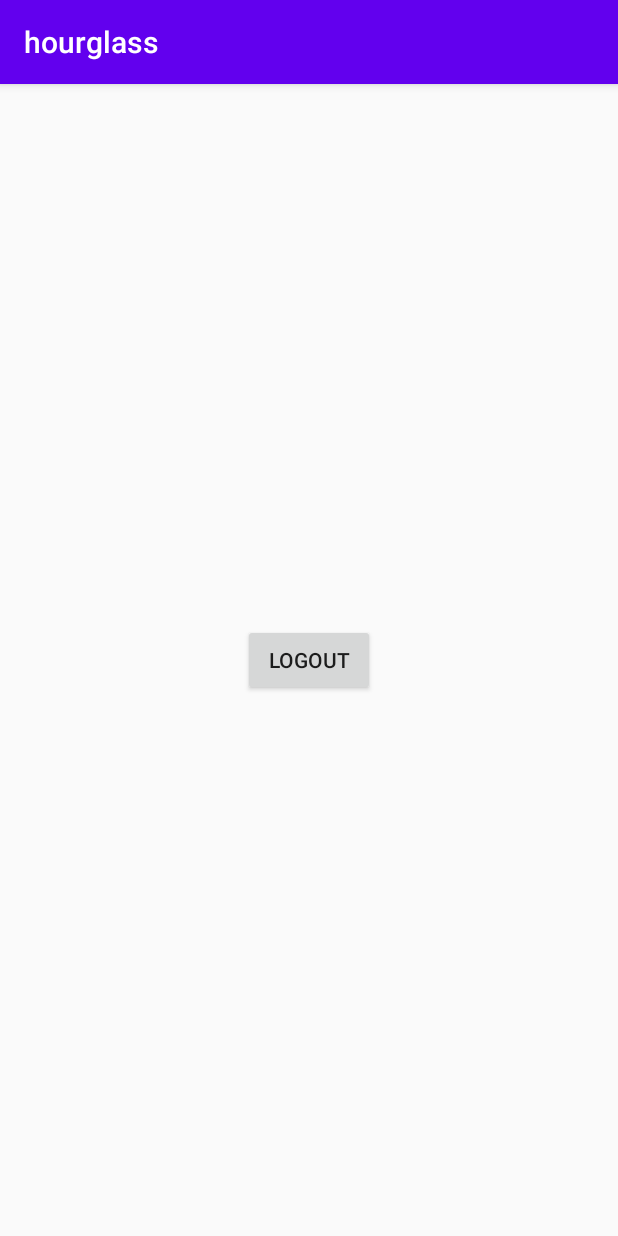
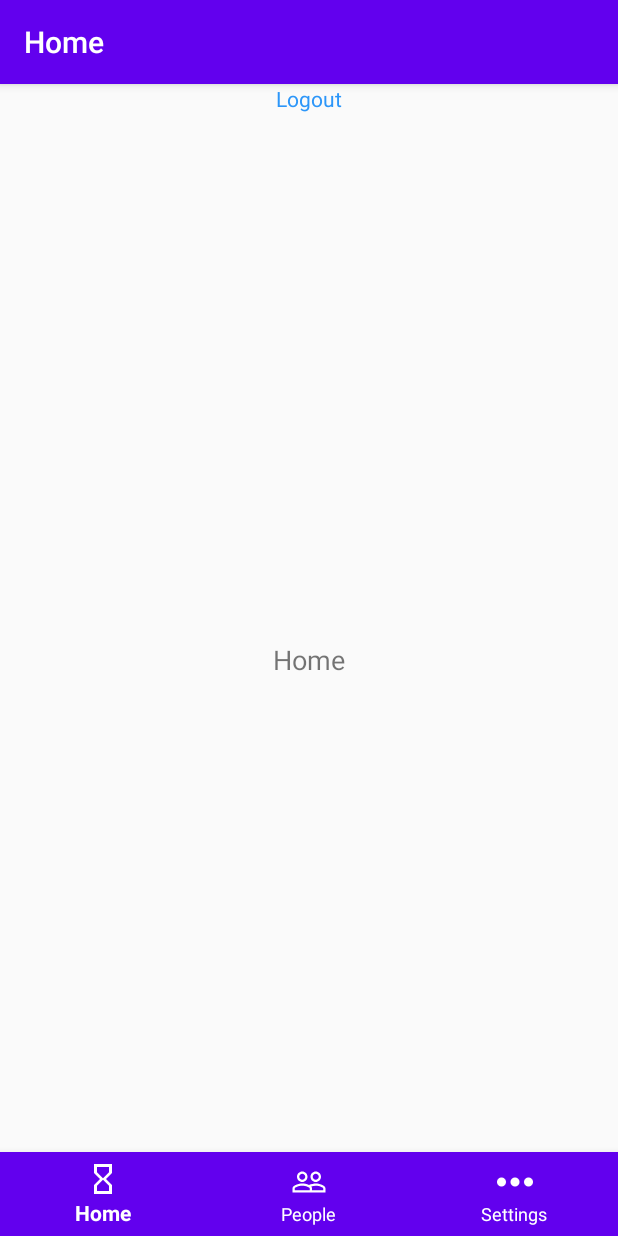
Before and after one commit to Rabbitg/hourglass, an Android app: the screen it shows after launch once a user with an empty profile is signed in (MainActivity), on a phone screen of 412 x 824 dp. Run offline under Robolectric (Android 15) with nearby library versions, the phone set to English and light mode, and no system bars; our stand-ins replace Firebase (no records; nobody signed in at launch, a user with empty details on screens opened directly).

Commit message:
Bottom NavigationView

```diff
--- a/app/build.gradle
+++ b/app/build.gradle
@@ -33,6 +33,7 @@ dependencies {
     implementation 'androidx.core:core-ktx:1.2.0'
     implementation 'androidx.constraintlayout:constraintlayout:1.1.3'
     implementation 'com.google.firebase:firebase-firestore:21.4.2'
+    implementation 'androidx.legacy:legacy-support-v4:1.0.0'
     testImplementation 'junit:junit:4.12'
     androidTestImplementation 'androidx.test.ext:junit:1.1.1'
     androidTestImplementation 'androidx.test.espresso:espresso-core:3.2.0'
@@ -49,5 +50,8 @@ dependencies {
     // circleimageview !-For profile -! **2020-04-01**
     implementation 'de.hdodenhof:circleimageview:3.1.0'
 
+    // material design !-For bottom navigation -! ** 2020-04-02**
+    implementation 'com.google.android.material:material:1.2.0-alpha05'
+
 
 }
--- a/app/src/main/java/com/timeattack/hourglass/MainActivity.kt
+++ b/app/src/main/java/com/timeattack/hourglass/MainActivity.kt
@@ -2,6 +2,7 @@ package com.timeattack.hourglass
 
 import androidx.appcompat.app.AppCompatActivity
 import android.os.Bundle
+import androidx.fragment.app.Fragment
 import com.google.firebase.auth.FirebaseAuth
 import kotlinx.android.synthetic.main.activity_login.*
 import kotlinx.android.synthetic.main.activity_main.*
@@ -15,15 +16,50 @@ class MainActivity : AppCompatActivity() {
     override fun onCreate(savedInstanceState: Bundle?) {
         super.onCreate(savedInstanceState)
         setContentView(R.layout.activity_main)
-
+        // Firebase
         auth = FirebaseAuth.getInstance()
 
+        // 하단메뉴바
+        title = resources.getString(R.string.home)
+        loadFragment(HomeFragment())
+
+        navigationView.setOnNavigationItemSelectedListener {
+            when(it.itemId){
+                R.id.navigation_home-> {
+                    title=resources.getString(R.string.home)
+                    loadFragment(HomeFragment())
+                    return@setOnNavigationItemSelectedListener true
+                }
+
+                R.id.navigation_people-> {
+                    title=resources.getString(R.string.people)
+                    loadFragment(PeopleFragment())
+                    return@setOnNavigationItemSelectedListener true
+                }
+
+                R.id.navigation_view-> {
+                    title=resources.getString(R.string.settings)
+                    loadFragment(SettingsFragment())
+                    return@setOnNavigationItemSelectedListener true
+                }
+
+            }
+            false
+        }
         // 로그아웃
         bt_logout.setOnClickListener {
             auth.signOut()
             finish()
         }
 
+    }
 
+
+    private fun loadFragment(fragment: Fragment) {
+        // load fragment
+        val transaction = supportFragmentManager.beginTransaction()
+        transaction.replace(R.id.container, fragment)
+        transaction.addToBackStack(null)
+        transaction.commit()
     }
 }
--- a/app/src/main/res/layout/activity_main.xml
+++ b/app/src/main/res/layout/activity_main.xml
@@ -4,16 +4,34 @@
     xmlns:tools="http://schemas.android.com/tools"
     android:layout_width="match_parent"
     android:layout_height="match_parent"
-    tools:context=".MainActivity">
+    tools:context=".MainActivity"
+    >
+    <FrameLayout
+        android:layout_width="match_parent"
+        android:layout_height="match_parent"
+        android:id="@+id/container"
+        >
+        <!-- Main content -->
+        <com.google.android.material.bottomnavigation.BottomNavigationView
+            android:id="@+id/navigationView"
+            android:layout_width="match_parent"
+            android:layout_height="wrap_content"
+            android:layout_gravity="bottom"
+            android:background="@color/colorPrimary"
+            app:itemIconTint="@color/white"
+            app:itemTextColor="@color/white"
+            app:menu="@menu/bottom_navigation_menu"
+            />
+    </FrameLayout>
 
-    <Button
+    <TextView
         android:id="@+id/bt_logout"
         android:layout_width="wrap_content"
         android:layout_height="wrap_content"
-        android:text="Logout"
-        app:layout_constraintBottom_toBottomOf="parent"
-        app:layout_constraintLeft_toLeftOf="parent"
-        app:layout_constraintRight_toRightOf="parent"
-        app:layout_constraintTop_toTopOf="parent" />
+        android:text="@string/logout"
+        android:textColor="@color/colorBlue"
+        app:layout_constraintEnd_toEndOf="parent"
+        app:layout_constraintStart_toStartOf="@+id/container"
+        app:layout_constraintTop_toTopOf="@+id/container" />
 
 </androidx.constraintlayout.widget.ConstraintLayout>
--- a/app/src/main/res/layout/fragment_home.xml
+++ b/app/src/main/res/layout/fragment_home.xml
@@ -1,14 +1,18 @@
 <?xml version="1.0" encoding="utf-8"?>
-<FrameLayout xmlns:android="http://schemas.android.com/apk/res/android"
+<RelativeLayout
+    xmlns:android="http://schemas.android.com/apk/res/android"
     xmlns:tools="http://schemas.android.com/tools"
     android:layout_width="match_parent"
     android:layout_height="match_parent"
     tools:context=".HomeFragment">
 
     <!-- TODO: Update blank fragment layout -->
-    <TextView
-        android:layout_width="match_parent"
-        android:layout_height="match_parent"
-        android:text="@string/hello_blank_fragment" />
 
-</FrameLayout>
+    <TextView android:layout_width="match_parent"
+        android:layout_centerInParent="true"
+        android:textAlignment="center"
+        android:textSize="18sp"
+        android:text="@string/home"
+        android:layout_height="wrap_content"/>
+
+</RelativeLayout>
--- a/app/src/main/res/menu/bottom_navigation_menu.xml
+++ b/app/src/main/res/menu/bottom_navigation_menu.xml
@@ -1,4 +1,19 @@
 <?xml version="1.0" encoding="utf-8"?>
 <menu xmlns:android="http://schemas.android.com/apk/res/android">
 
+    <item
+        android:id="@+id/navigation_home"
+        android:icon="@drawable/hourglass"
+        android:title="@string/home"/>
+
+    <item
+        android:id="@+id/navigation_people"
+        android:icon="@drawable/people"
+        android:title="@string/people"/>
+
+    <item
+        android:id="@+id/navigation_view"
+        android:icon="@drawable/view_more"
+        android:title="@string/settings"/>
+
 </menu>
--- a/app/src/main/res/values/strings.xml
+++ b/app/src/main/res/values/strings.xml
@@ -15,5 +15,11 @@
     <string name="pwRegisterEtv">&#160;&#160;&#160;비밀번호</string>
     <string name="pwCheckEtv">&#160;&#160;&#160;비밀번호 확인</string>
     <string name="registerButton">가입하기</string>
+    <string name="logout">Logout</string>
+    <string name="home">Home</string>
+    <string name="people">People</string>
+    <string name="settings">Settings</string>
+
+
 
 </resources>
```
Also changed, not shown: app/src/main/res/layout/fragment_people.xml (+8 -7 lines), app/src/main/res/layout/fragment_settings.xml (+10 -6 lines).
